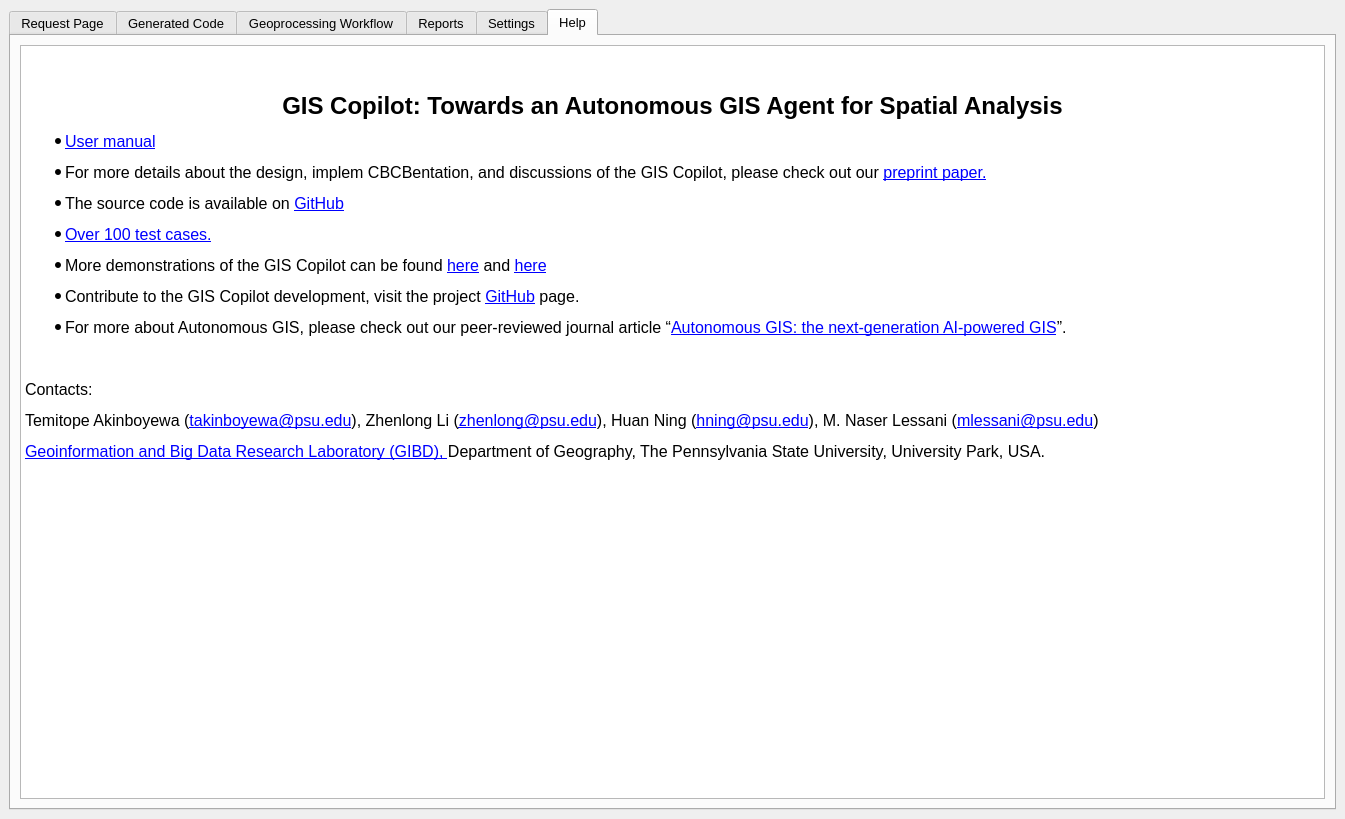
xiaobing318/SpatialAnalysisAgent, file SpatialAnalysisAgent_dockwidget_base.ui: the form before one commit.
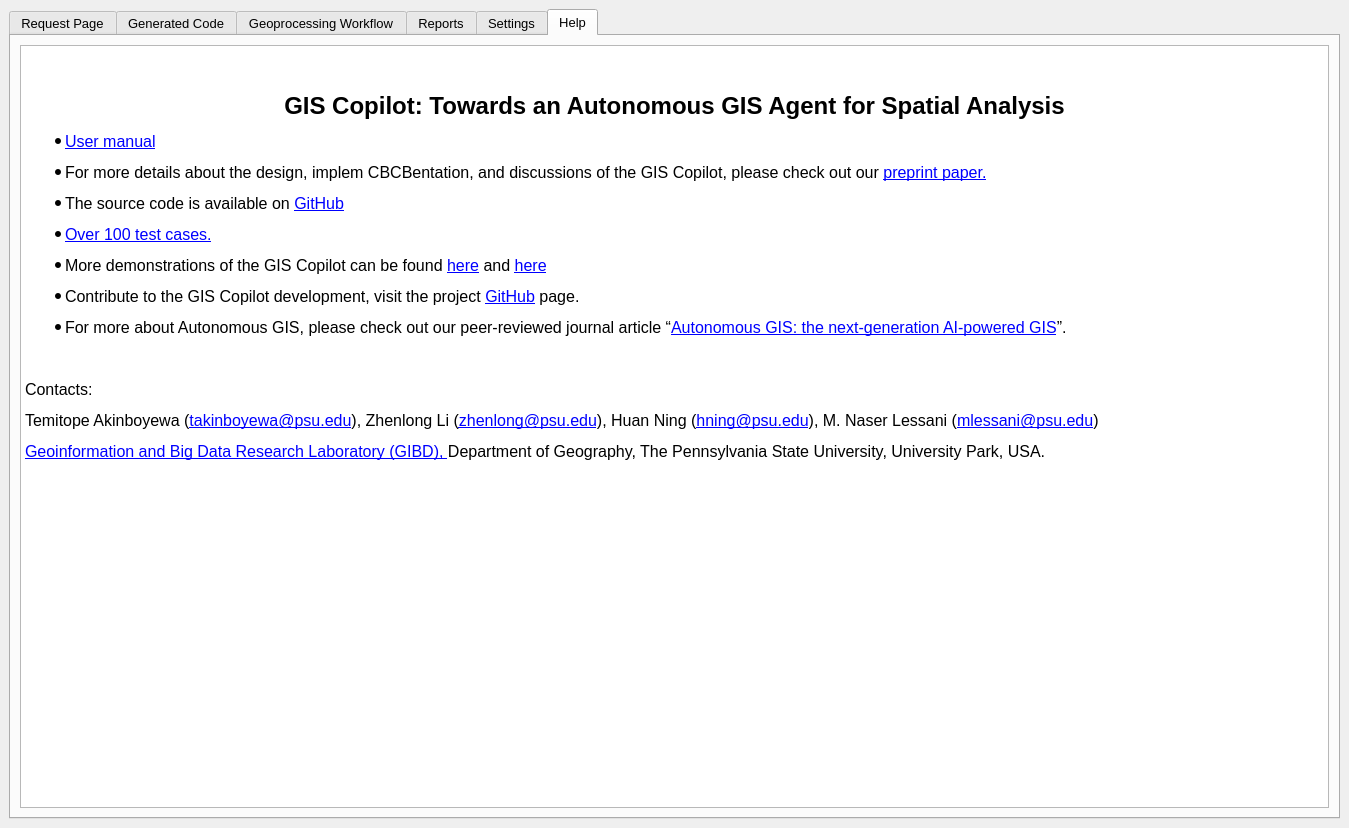
The form after the commit. Custom widgets are drawn as their Qt base class.

```diff
--- a/SpatialAnalysisAgent_dockwidget_base.ui
+++ b/SpatialAnalysisAgent_dockwidget_base.ui
@@ -6,8 +6,8 @@
    <rect>
     <x>0</x>
     <y>0</y>
-    <width>1345</width>
-    <height>819</height>
+    <width>1349</width>
+    <height>828</height>
    </rect>
   </property>
   <property name="sizePolicy">
```
